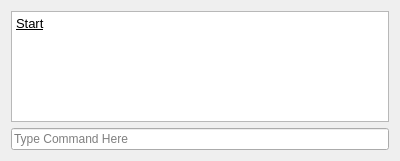
This is UI/console.ui in cowsed/PGACAD as Qt 5 draws it before an edit. The edited form follows.
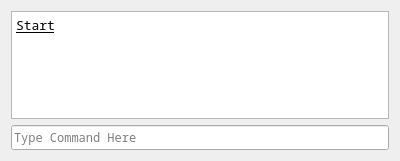
This is the edited form.

Diff of the .ui file:
```diff
--- a/UI/console.ui
+++ b/UI/console.ui
@@ -16,6 +16,11 @@
     <verstretch>0</verstretch>
    </sizepolicy>
   </property>
+  <property name="font">
+   <font>
+    <family>Noto Sans Mono</family>
+   </font>
+  </property>
   <property name="windowTitle">
    <string>Form</string>
   </property>
@@ -28,6 +33,11 @@
        <verstretch>0</verstretch>
       </sizepolicy>
      </property>
+     <property name="font">
+      <font>
+       <family>Noto Sans Mono</family>
+      </font>
+     </property>
      <property name="readOnly">
       <bool>true</bool>
      </property>
@@ -38,17 +48,25 @@
 hr { height: 1px; border-width: 0; }
 li.unchecked::marker { content: &quot;\2610&quot;; }
 li.checked::marker { content: &quot;\2612&quot;; }
-&lt;/style&gt;&lt;/head&gt;&lt;body style=&quot; font-family:'Noto Sans'; font-size:10pt; font-weight:400; font-style:normal;&quot;&gt;
-&lt;p style=&quot; margin-top:0px; margin-bottom:0px; margin-left:0px; margin-right:0px; -qt-block-indent:0; text-indent:0px;&quot;&gt;&lt;span style=&quot; text-decoration: underline;&quot;&gt;Start&lt;/span&gt;&lt;/p&gt;
-&lt;p style=&quot;-qt-paragraph-type:empty; margin-top:0px; margin-bottom:0px; margin-left:0px; margin-right:0px; -qt-block-indent:0; text-indent:0px; text-decoration: underline;&quot;&gt;&lt;br /&gt;&lt;/p&gt;&lt;/body&gt;&lt;/html&gt;</string>
+&lt;/style&gt;&lt;/head&gt;&lt;body style=&quot; font-family:'Noto Sans Mono'; font-size:10pt; font-weight:400; font-style:normal;&quot;&gt;
+&lt;p style=&quot; margin-top:12px; margin-bottom:12px; margin-left:0px; margin-right:0px; -qt-block-indent:0; text-indent:0px;&quot;&gt;&lt;span style=&quot; text-decoration: underline;&quot;&gt;Start&lt;/span&gt;&lt;/p&gt;
+&lt;p style=&quot; margin-top:12px; margin-bottom:12px; margin-left:0px; margin-right:0px; -qt-block-indent:0; text-indent:0px;&quot;&gt;&lt;br /&gt;&lt;/p&gt;&lt;/body&gt;&lt;/html&gt;</string>
      </property>
     </widget>
    </item>
    <item>
     <widget class="QLineEdit" name="cmdInput">
+     <property name="font">
+      <font>
+       <family>Noto Sans Mono</family>
+      </font>
+     </property>
      <property name="placeholderText">
       <string>Type Command Here</string>
      </property>
+     <property name="clearButtonEnabled">
+      <bool>true</bool>
+     </property>
     </widget>
    </item>
   </layout>
```
